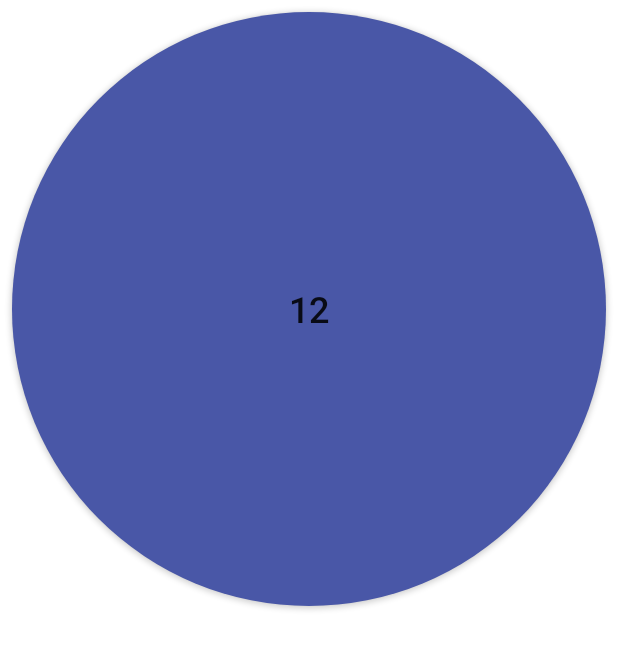
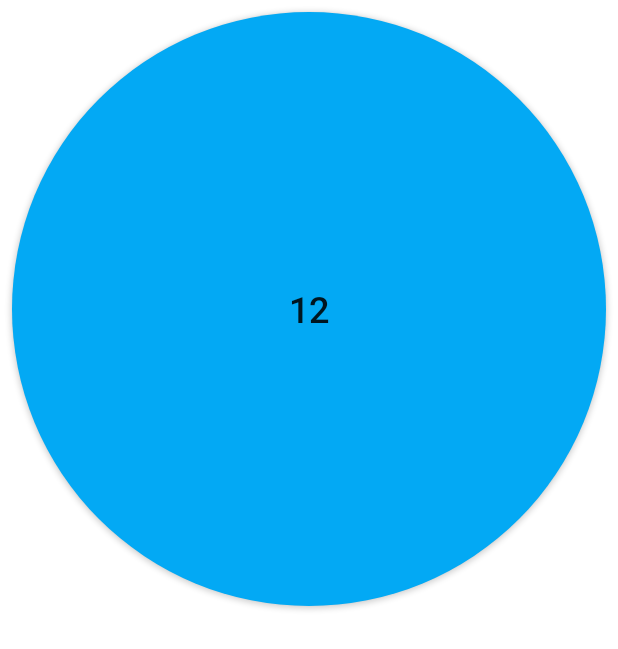
Before and after one commit to jelly6/Bingo, an Android app: the layout single_button.xml on its own in the app's theme, with its tools: preview values and no code run, on a phone screen of 412 x 824 dp. Shown: the top 649 px of the screen. Run offline under Robolectric (Android 15) with nearby library versions, the phone set to English and light mode, and no system bars.

```diff
--- a/app/src/main/res/drawable/circle_button.xml
+++ b/app/src/main/res/drawable/circle_button.xml
@@ -4,14 +4,14 @@
         android:state_enabled="true">
         <shape
             android:shape='oval'>
-            <solid android:color = '#4957a7'/>
+            <solid android:color = "#03A9F4"/>
         </shape>
     </item>
     <item
         android:state_enabled="false">
         <shape
             android:shape='oval'>
-            <solid android:color = '#9649a7'/>
+            <solid android:color = "#F44336"/>
         </shape>
     </item>
 
```
Also changed, not shown: app/src/main/java/com/jelly/bingo/BingoActivity.java (+27 -1 lines), app/src/main/java/com/jelly/bingo/MainActivity.java (+16 -4 lines).
